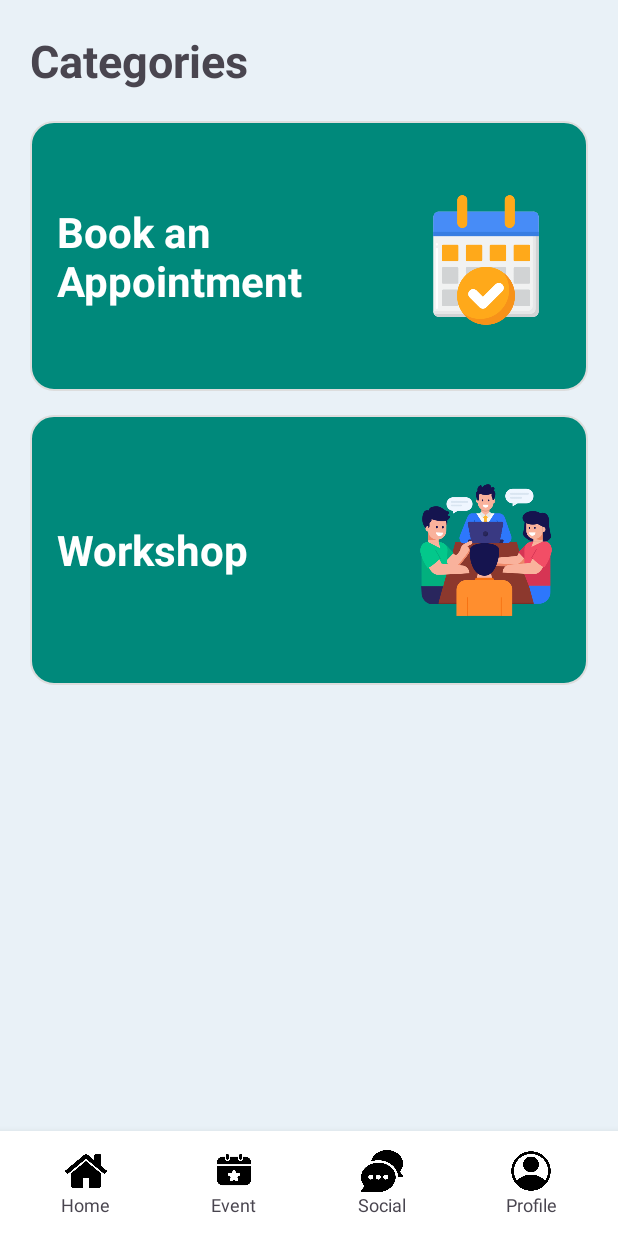
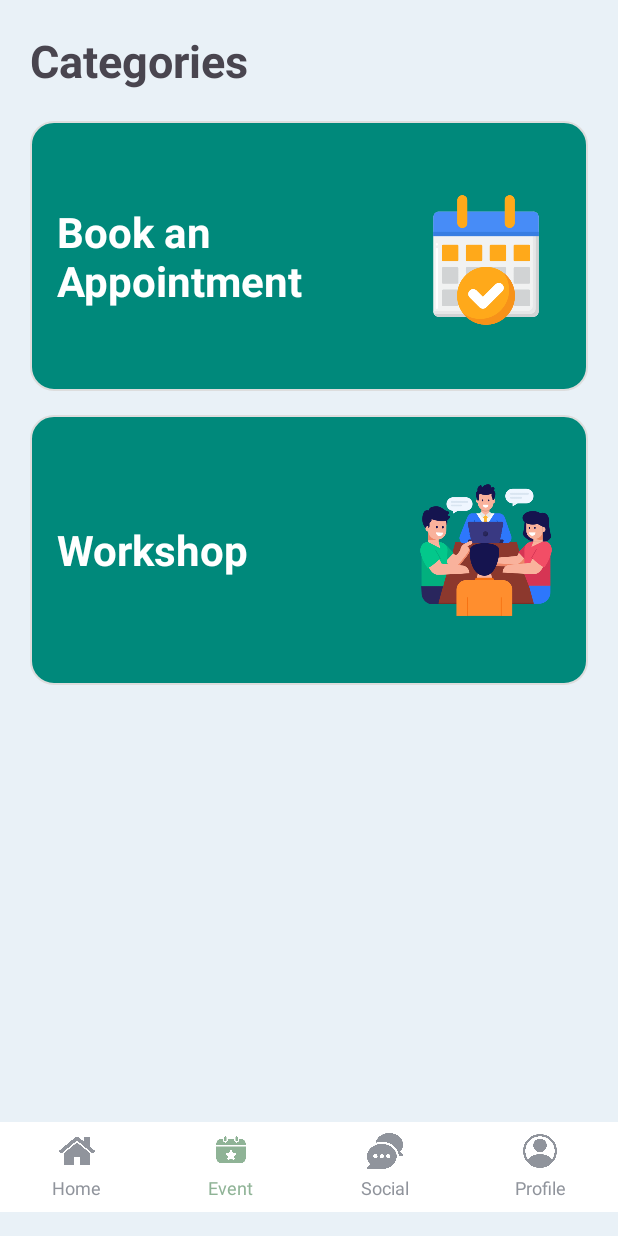
Before and after one commit to Kejunfang/MAD_GP, an Android app: the Event screen opened directly, with no data from a screen before it, on a phone screen of 412 x 824 dp. Run offline under Robolectric (Android 15) with nearby library versions, the phone set to English and light mode, and no system bars.

Commit message:
update layout of even page

```diff
--- a/app/src/main/res/layout/activity_event.xml
+++ b/app/src/main/res/layout/activity_event.xml
@@ -1,84 +1,81 @@
 <?xml version="1.0" encoding="utf-8"?>
-<RelativeLayout xmlns:android="http://schemas.android.com/apk/res/android"
+<androidx.constraintlayout.widget.ConstraintLayout xmlns:android="http://schemas.android.com/apk/res/android"
+    xmlns:app="http://schemas.android.com/apk/res-auto"
+    xmlns:tools="http://schemas.android.com/tools"
     android:layout_width="match_parent"
     android:layout_height="match_parent"
     android:background="#E9F1F7"
     android:fitsSystemWindows="true">
 
-    <!-- Scrollable Content -->
     <ScrollView
         android:id="@+id/scrollContent"
         android:layout_width="match_parent"
-        android:layout_height="match_parent"
-        android:layout_above="@+id/bottomNav">
+        android:layout_height="0dp"
+        app:layout_constraintBottom_toTopOf="@+id/bottomNav"
+        app:layout_constraintTop_toTopOf="parent">
 
         <LinearLayout
+            android:layout_width="match_parent"
+            android:layout_height="wrap_content"
             android:orientation="vertical"
-            android:padding="20dp"
-            android:layout_width="match_parent"
-            android:layout_height="wrap_content">
+            android:padding="20dp">
 
-
-
-            <!-- TITLE -->
             <TextView
                 android:id="@+id/tvTitle"
+                android:layout_width="wrap_content"
+                android:layout_height="wrap_content"
+                android:layout_marginBottom="20dp"
                 android:text="Categories"
                 android:textSize="30sp"
-                android:textStyle="bold"
-                android:layout_marginBottom="20dp"
-                android:layout_width="wrap_content"
-                android:layout_height="wrap_content" />
+                android:textStyle="bold" />
 
-            <!-- CARD 1: Book an Appointment -->
             <LinearLayout
                 android:id="@+id/cardAppointment"
-                android:orientation="horizontal"
-                android:padding="18dp"
-                android:background="@drawable/goal_card_bg"
-                android:layout_marginBottom="16dp"
-                android:gravity="center_vertical"
                 android:layout_width="match_parent"
                 android:layout_height="180dp"
+                android:layout_marginBottom="16dp"
+                android:background="@drawable/goal_card_bg"
                 android:clickable="true"
-                android:focusable="true">
+                android:focusable="true"
+                android:gravity="center_vertical"
+                android:orientation="horizontal"
+                android:padding="18dp">
 
                 <TextView
                     android:layout_width="0dp"
+                    android:layout_height="wrap_content"
                     android:layout_weight="1"
                     android:text="Book an Appointment"
+                    android:textColor="#FFFFFF"
                     android:textSize="28sp"
-                    android:textColor="#FFFFFF"
-                    android:textStyle="bold"
-                    android:layout_height="wrap_content" />
+                    android:textStyle="bold" />
 
                 <ImageView
-                    android:src="@drawable/appointment"
                     android:layout_width="100dp"
-                    android:layout_height="100dp" />
+                    android:layout_height="100dp"
+                    android:src="@drawable/appointment" />
             </LinearLayout>
 
-            <!-- CARD 2: Workshop -->
             <LinearLayout
                 android:id="@+id/cardWorkshop"
-                android:orientation="horizontal"
-                android:padding="18dp"
-                android:background="@drawable/goal_card_bg"
-                android:layout_marginBottom="16dp"
-                android:gravity="center_vertical"
                 android:layout_width="match_parent"
                 android:layout_height="180dp"
+                android:layout_marginBottom="16dp"
+                android:background="@drawable/goal_card_bg"
                 android:clickable="true"
-                android:focusable="true">
+                android:focusable="true"
+                android:gravity="center_vertical"
+                android:orientation="horizontal"
+                android:padding="18dp">
 
                 <TextView
                     android:layout_width="0dp"
+                    android:layout_height="wrap_content"
                     android:layout_weight="1"
                     android:text="Workshop"
+                    android:textColor="#FFFFFF"
                     android:textSize="28sp"
-                    android:textColor="#FFFFFF"
-                    android:textStyle="bold"
-                    android:layout_height="wrap_content" />
+                    android:textStyle="bold" />
 
                 <ImageView
                     android:layout_width="100dp"
@@ -90,110 +87,125 @@
 
     </ScrollView>
 
-    <!-- Fixed Navigation Bar at Bottom -->
     <LinearLayout
         android:id="@+id/bottomNav"
         android:layout_width="match_parent"
-        android:layout_height="70dp"
+        android:layout_height="60dp"
+        android:background="@color/white"
+        android:elevation="0dp"
+        android:layout_marginBottom="16dp"
         android:orientation="horizontal"
-        android:background="#FFFFFF"
-        android:gravity="center"
-        android:padding="8dp"
-        android:elevation="8dp"
-        android:layout_alignParentBottom="true">
+        android:paddingVertical="4dp"
+        app:layout_constraintBottom_toBottomOf="parent"
+        app:layout_constraintStart_toStartOf="parent">
 
-        <!-- Home -->
         <LinearLayout
             android:id="@+id/navHome"
             android:layout_width="0dp"
             android:layout_height="match_parent"
             android:layout_weight="1"
-            android:orientation="vertical"
+            android:background="?attr/selectableItemBackground"
+            android:clickable="true"
+            android:focusable="true"
             android:gravity="center"
-            android:clickable="true"
-            android:focusable="true">
+            android:orientation="vertical">
 
             <ImageView
-                android:layout_width="28dp"
-                android:layout_height="28dp"
-                android:src="@drawable/home" />
+                android:layout_width="24dp"
+                android:layout_height="24dp"
+                android:src="@drawable/home"
+                app:tint="@color/text_secondary"
+                tools:ignore="ContentDescription" />
 
             <TextView
                 android:layout_width="wrap_content"
                 android:layout_height="wrap_content"
+                android:layout_marginTop="4dp"
                 android:text="Home"
-                android:textSize="12sp"/>
+                android:textColor="@color/text_secondary"
+                android:textSize="12sp" />
         </LinearLayout>
 
-        <!-- Event -->
         <LinearLayout
             android:id="@+id/navEvent"
             android:layout_width="0dp"
             android:layout_height="match_parent"
             android:layout_weight="1"
-            android:orientation="vertical"
+            android:background="?attr/selectableItemBackground"
+            android:clickable="true"
+            android:focusable="true"
             android:gravity="center"
-            android:clickable="true"
-            android:focusable="true">
+            android:orientation="vertical">
 
             <ImageView
-                android:layout_width="28dp"
-                android:layout_height="28dp"
-                android:src="@drawable/event" />
+                android:layout_width="24dp"
+                android:layout_height="24dp"
+                android:src="@drawable/event"
+                app:tint="@color/sage_green"
+                tools:ignore="ContentDescription" />
 
             <TextView
                 android:layout_width="wrap_content"
                 android:layout_height="wrap_content"
+                android:layout_marginTop="4dp"
                 android:text="Event"
-                android:textSize="12sp"/>
+                android:textColor="@color/sage_green"
+                android:textSize="12sp" />
         </LinearLayout>
 
-        <!-- Social -->
         <LinearLayout
             android:id="@+id/navSocial"
             android:layout_width="0dp"
             android:layout_height="match_parent"
             android:layout_weight="1"
-            android:orientation="vertical"
+            android:background="?attr/selectableItemBackground"
+            android:clickable="true"
+            android:focusable="true"
             android:gravity="center"
-            android:clickable="true"
-            android:focusable="true">
+            android:orientation="vertical">
 
             <ImageView
-                android:layout_width="28dp"
-                android:layout_height="28dp"
-                android:src="@drawable/social" />
+                android:layout_width="24dp"
+                android:layout_height="24dp"
+                android:src="@drawable/social"
+                app:tint="@color/text_secondary"
+                tools:ignore="ContentDescription" />
 
             <TextView
                 android:layout_width="wrap_content"
                 android:layout_height="wrap_content"
+                android:layout_marginTop="4dp"
                 android:text="Social"
-                android:textSize="12sp"/>
+                android:textColor="@color/text_secondary"
+                android:textSize="12sp" />
         </LinearLayout>
 
-        <!-- Profile -->
         <LinearLayout
             android:id="@+id/navProfile"
             android:layout_width="0dp"
             android:layout_height="match_parent"
             android:layout_weight="1"
-            android:orientation="vertical"
+            android:background="?attr/selectableItemBackground"
+            android:clickable="true"
+            android:focusable="true"
             android:gravity="center"
-            android:clickable="true"
-            android:focusable="true">
+            android:orientation="vertical">
 
             <ImageView
-                android:layout_width="28dp"
-                android:layout_height="28dp"
-                android:src="@drawable/profile" />
+                android:layout_width="24dp"
+                android:layout_height="24dp"
+                android:src="@drawable/profile"
+                app:tint="@color/text_secondary"
+                tools:ignore="ContentDescription" />
 
             <TextView
                 android:layout_width="wrap_content"
                 android:layout_height="wrap_content"
+                android:layout_marginTop="4dp"
                 android:text="Profile"
-                android:textSize="12sp"/>
+                android:textColor="@color/text_secondary"
+                android:textSize="12sp" />
         </LinearLayout>
-
     </LinearLayout>
 
-</RelativeLayout>
+</androidx.constraintlayout.widget.ConstraintLayout>
```
